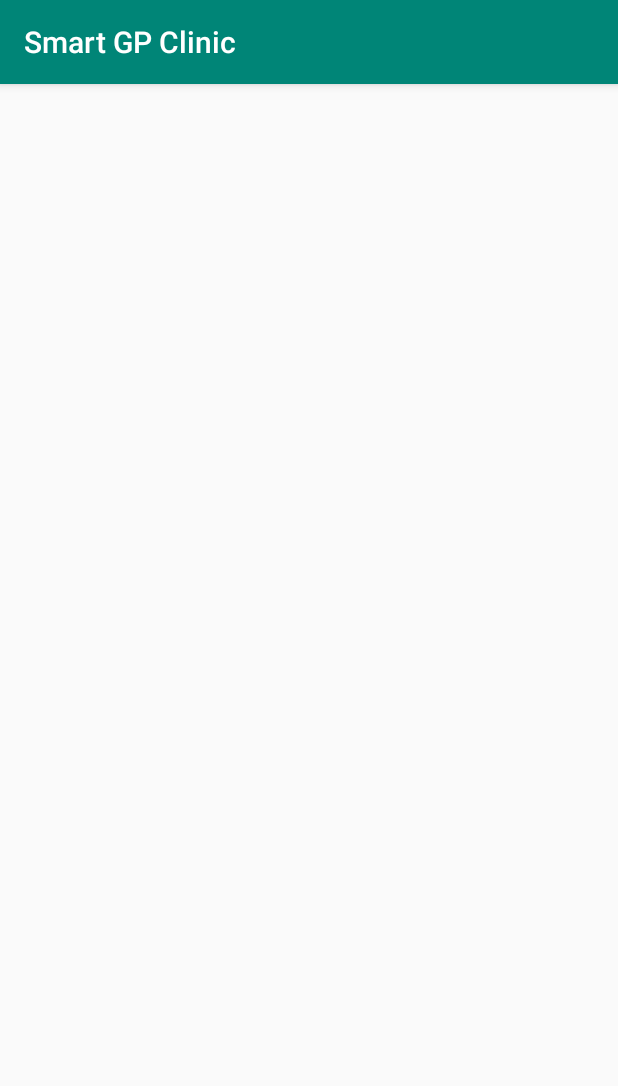
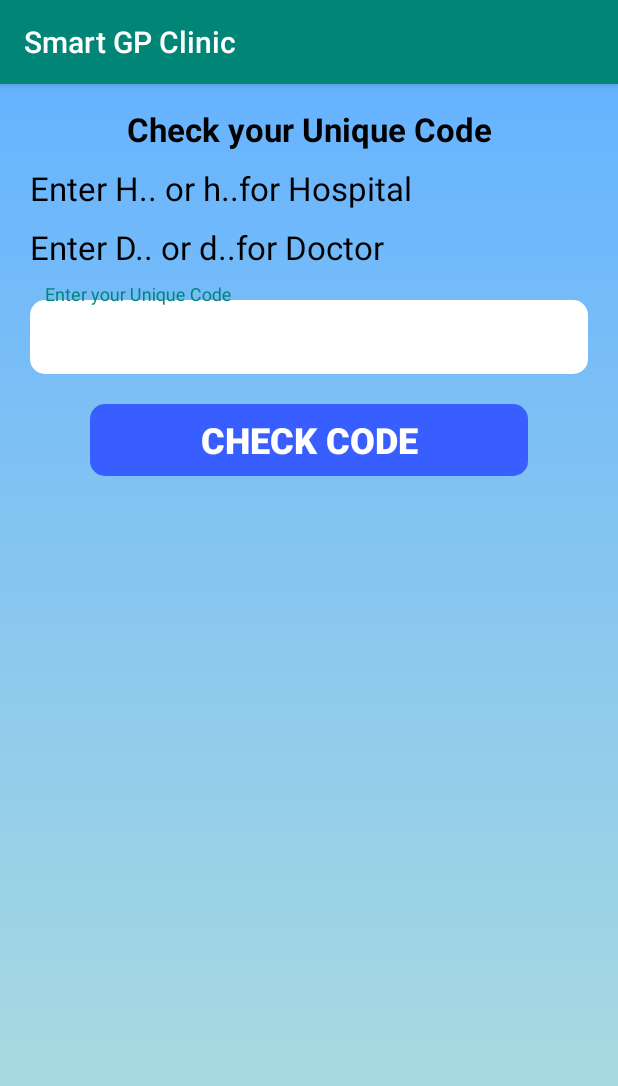
Before and after one commit to grigordanut/Smart-GP-Clinic, an Android app: the CheckUniqueCode screen opened directly, with no data from a screen before it, on a phone screen of 412 x 824 dp. Shown: the top 1086 px of the screen. Run offline under Robolectric (Android 15) with nearby library versions, the phone set to English and light mode, and no system bars.

Commit message:
Added the activity_check_unique_code.xml file

```diff
--- /dev/null
+++ b/app/src/main/res/drawable/bg_edit_text.xml
@@ -0,0 +1,7 @@
+<?xml version="1.0" encoding="utf-8"?>
+<shape xmlns:android="http://schemas.android.com/apk/res/android">
+
+    <corners android:radius="10dp" />
+    <solid android:color="@color/white"/>
+
+</shape>
--- a/app/src/main/res/layout/activity_check_unique_code.xml
+++ b/app/src/main/res/layout/activity_check_unique_code.xml
@@ -1,9 +1,85 @@
 <?xml version="1.0" encoding="utf-8"?>
-<androidx.constraintlayout.widget.ConstraintLayout xmlns:android="http://schemas.android.com/apk/res/android"
-    xmlns:app="http://schemas.android.com/apk/res-auto"
+<ScrollView xmlns:android="http://schemas.android.com/apk/res/android"
     xmlns:tools="http://schemas.android.com/tools"
     android:layout_width="match_parent"
     android:layout_height="match_parent"
+    android:background="@drawable/bg_pages"
     tools:context=".CheckUniqueCode">
 
-</androidx.constraintlayout.widget.ConstraintLayout>
+    <LinearLayout
+        android:layout_width="match_parent"
+        android:layout_height="wrap_content"
+        android:orientation="vertical">
+
+        <TextView
+            android:id="@+id/tvCheckCode"
+            android:layout_width="match_parent"
+            android:layout_height="wrap_content"
+            android:layout_marginStart="20dp"
+            android:layout_marginTop="15dp"
+            android:layout_marginEnd="20dp"
+            android:text="@string/tv_checkUniqueCode"
+            android:textAlignment="center"
+            android:textColor="@color/black"
+            android:textSize="22sp"
+            android:textStyle="bold" />
+
+        <TextView
+            android:id="@+id/tvCheckHospital"
+            android:layout_width="match_parent"
+            android:layout_height="wrap_content"
+            android:layout_marginStart="20dp"
+            android:layout_marginTop="10dp"
+            android:layout_marginEnd="20dp"
+            android:text="@string/tv_hospitalUniqueCode"
+            android:textColor="@color/black"
+            android:textSize="22sp" />
+
+        <TextView
+            android:id="@+id/tvCheckDoctor"
+            android:layout_width="match_parent"
+            android:layout_height="wrap_content"
+            android:layout_marginStart="20dp"
+            android:layout_marginTop="10dp"
+            android:layout_marginEnd="20dp"
+            android:text="@string/tv_doctorUniqueCode"
+            android:textColor="@color/black"
+            android:textSize="22sp" />
+
+        <com.google.android.material.textfield.TextInputLayout
+            android:layout_width="match_parent"
+            android:layout_height="wrap_content"
+            android:layout_marginStart="20dp"
+            android:layout_marginTop="10dp"
+            android:layout_marginEnd="20dp"
+            android:textColorHint="@color/black">
+
+            <EditText
+                android:id="@+id/etCheckUniqueCode"
+                android:layout_width="match_parent"
+                android:layout_height="match_parent"
+                android:background="@drawable/bg_edit_text"
+                android:hint="@string/et_checkUniqueCode"
+                android:inputType="text"
+                android:padding="10dp"
+                android:textSize="22sp"
+                tools:ignore="Autofill" />
+        </com.google.android.material.textfield.TextInputLayout>
+
+        <Button
+            android:id="@+id/btnCheckCode"
+            android:layout_width="match_parent"
+            android:layout_height="wrap_content"
+            android:layout_marginStart="60dp"
+            android:layout_marginTop="20dp"
+            android:layout_marginEnd="60dp"
+            android:layout_marginBottom="20dp"
+            android:background="@drawable/btn_blue"
+            android:text="@string/btn_checkUniqueCode"
+            android:textColor="@color/white"
+            android:textSize="24sp"
+            android:textStyle="bold" />
+
+    </LinearLayout>
+
+</ScrollView>
--- a/app/src/main/res/values/strings.xml
+++ b/app/src/main/res/values/strings.xml
@@ -1,5 +1,14 @@
 <resources>
     <string name="app_name">Smart GP Clinic</string>
+
+
+    <!--    Activity Check Unique Code-->
+    <string name="tv_checkUniqueCode">Check your Unique Code</string>
+    <string name="tv_hospitalUniqueCode">Enter H.. or h..for Hospital</string>
+    <string name="tv_doctorUniqueCode">Enter D.. or d..for Doctor</string>
+    <string name="et_checkUniqueCode">Enter your Unique Code</string>
+    <string name="btn_checkUniqueCode">Check Code</string>
+
 
     <!--    Activity Main-->
     <string name="tv_mainPage">Welcome to Smart GP Clinic</string>
```
